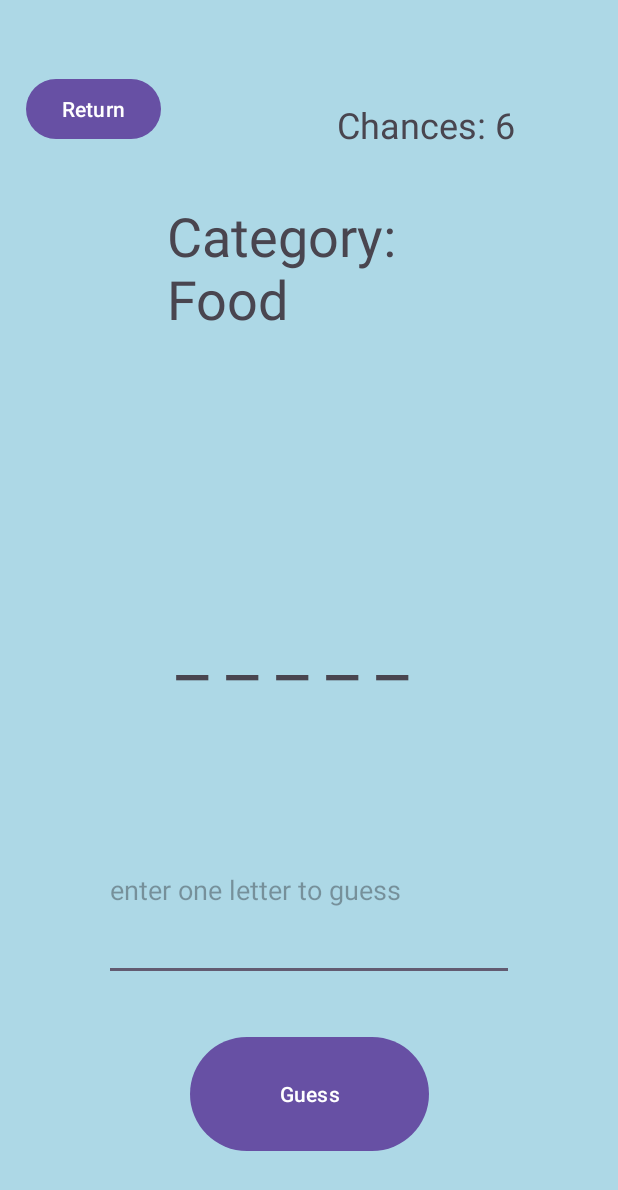
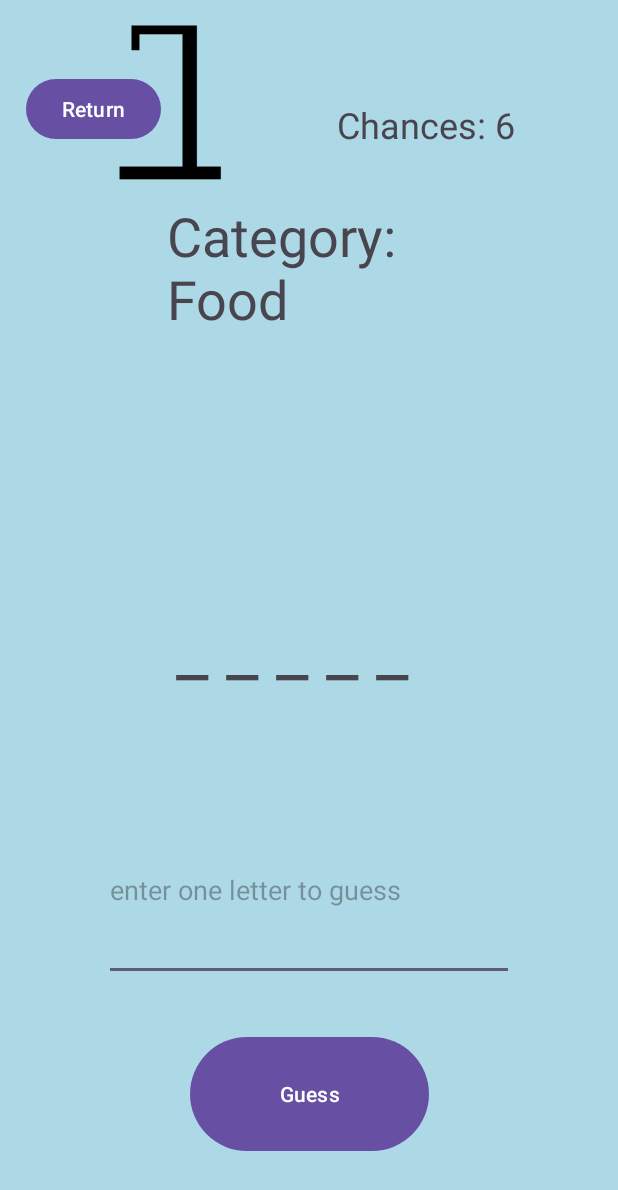
Before and after one commit to NeoMouseSVC/ITSC4155-Software-Dev.-Project-Spring2024, an Android app: the hang_game screen opened directly, with no data from a screen before it, on a phone screen of 412 x 824 dp. Shown: the top 1190 px of the screen. Run offline under Robolectric (Android 15) with nearby library versions, the phone set to English and light mode, and no system bars.

Commit message:
Added Hangman Stand

```diff
--- a/HangmanAndroidJava/app/src/main/java/com/example/myapplication/CharacterFragment.java
+++ b/HangmanAndroidJava/app/src/main/java/com/example/myapplication/CharacterFragment.java
@@ -35,10 +35,10 @@ public class CharacterFragment extends Fragment {
 
         LinearLayout itemContainer = view.findViewById(R.id.itemContainer);
 
-        // Assuming you have an array of Drawable resource IDs for the images
+        // an array of Drawable resource IDs for the images
         int[] imageResources = {R.drawable.head_customized_1, R.drawable.body_customized_1, R.drawable.arm1_customized_1};
 
-        // Assuming you have an array of the corresponding body parts
+        // an array of the corresponding body parts
         ImageView[] bodyParts = {head, body, leftArm};
 
         for (int i = 0; i < imageResources.length; i++) {
--- a/HangmanAndroidJava/app/src/main/res/layout/activity_hang_game.xml
+++ b/HangmanAndroidJava/app/src/main/res/layout/activity_hang_game.xml
@@ -101,5 +101,13 @@
         app:layout_constraintTop_toTopOf="parent"
         app:layout_constraintVertical_bias="1.0" />
 
+    <ImageView
+        android:id="@+id/imageView3"
+        android:layout_width="175dp"
+        android:layout_height="136dp"
+        app:srcCompat="@drawable/hangman_post"
+        tools:layout_editor_absoluteX="118dp"
+        tools:layout_editor_absoluteY="211dp" />
+
 
 </androidx.constraintlayout.widget.ConstraintLayout>
```
Also changed, not shown: HangmanAndroidJava/app/src/main/res/drawable/hangman_post.png (added).
